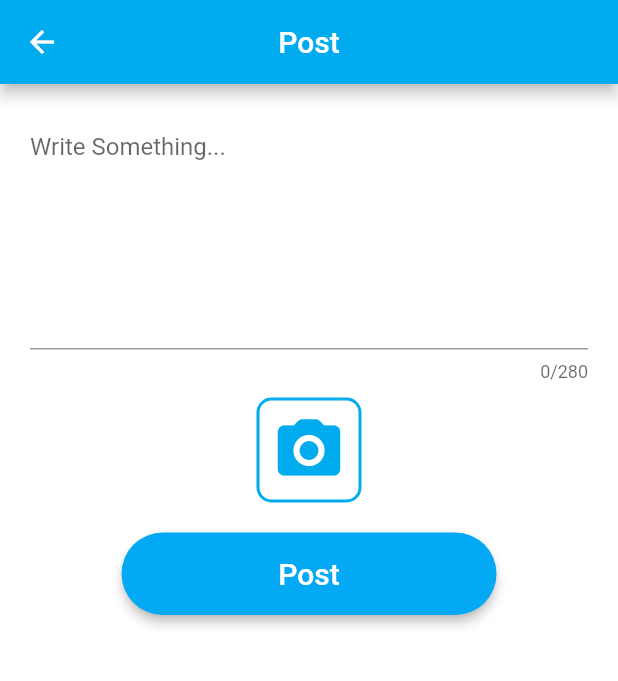
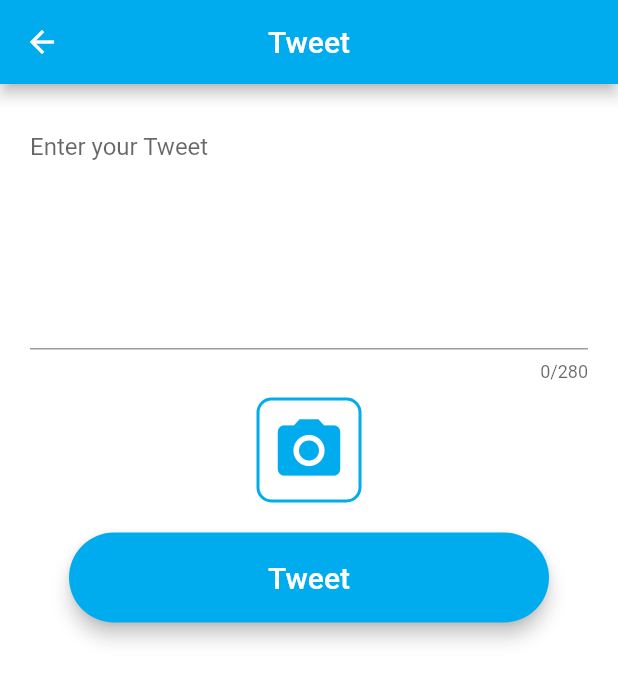
Before and after one commit to Remolox99/FASTwitterApp, a Flutter app: the CreateTweetScreen screen opened directly, on a phone screen of 412 x 824 dp. Shown: the top 681 px of the screen. Run offline on Flutter 3.47's test engine with Material 2 defaults, Android fonts, the phone set to English and light mode, and no system bars; our stand-ins replace cloud_firestore, firebase_auth, firebase_core, firebase_storage, flutter_image_compress, image_picker; accounts and stored records are empty.

Commit message:
Revert "Minor change"
This reverts commit 4d2a70b7dbdcd900b4f2d01784ce3988bd511412.

```diff
--- a/fastwitter/lib/Screens/CreateTweetScreen.dart
+++ b/fastwitter/lib/Screens/CreateTweetScreen.dart
@@ -3,11 +3,11 @@ import 'dart:io';
 import 'package:cloud_firestore/cloud_firestore.dart';
 import 'package:flutter/material.dart';
 import 'package:image_picker/image_picker.dart';
-import 'package:FASTwitter/Constants/Constants.dart';
-import 'package:FASTwitter/Models/Tweet.dart';
-import 'package:FASTwitter/Services/DatabaseServices.dart';
-import 'package:FASTwitter/Services/StorageService.dart';
-import 'package:FASTwitter/Widgets/RoundedButton.dart';
+import 'package:fastwitter/Constants/Constants.dart';
+import 'package:fastwitter/Models/Tweet.dart';
+import 'package:fastwitter/Services/DatabaseServices.dart';
+import 'package:fastwitter/Services/StorageService.dart';
+import 'package:fastwitter/Widgets/RoundedButton.dart';
 
 class CreateTweetScreen extends StatefulWidget {
   final String currentUserId;
@@ -43,7 +43,7 @@ class _CreateTweetScreenState extends State<CreateTweetScreen> {
         backgroundColor: StdColor,
         centerTitle: true,
         title: Text(
-          'Post',
+          'Tweet',
           style: TextStyle(
             color: Colors.white,
             fontSize: 20,
@@ -60,7 +60,7 @@ class _CreateTweetScreenState extends State<CreateTweetScreen> {
                 maxLength: 280,
                 maxLines: 7,
                 decoration: InputDecoration(
-                  hintText: 'Write Something...',
+                  hintText: 'Enter your Tweet',
                 ),
                 onChanged: (value) {
                   _tweetText = value;
@@ -97,28 +97,16 @@ class _CreateTweetScreenState extends State<CreateTweetScreen> {
                     ),
                   ),
                   child: Icon(
-                    Icons.camera_alt_rounded,
+                    Icons.camera_alt,
                     size: 50,
                     color: StdColor,
                   ),
                 ),
               ),
               SizedBox(height: 20),
-              ElevatedButton(
-                child: Text(
-                  'Post',
-                  style:
-                  TextStyle(fontSize: 20, fontWeight: FontWeight.w500),
-                ),
-                style: ElevatedButton.styleFrom(
-                  primary: Colors.lightBlue,
-                  shape: RoundedRectangleBorder(
-                    borderRadius: BorderRadius.circular(32.0),
-                  ),
-                  elevation: 3,
-                  minimumSize: Size(250, 55),
-                ),
-                onPressed: () async {
+              RoundedButton(
+                btnText: 'Tweet',
+                onBtnPressed: () async {
                   setState(() {
                     _loading = true;
                   });
@@ -128,7 +116,7 @@ class _CreateTweetScreenState extends State<CreateTweetScreen> {
                       image = '';
                     } else {
                       image =
-                      await StorageService.uploadTweetPicture(_pickedImage);
+                          await StorageService.uploadTweetPicture(_pickedImage);
                     }
                     Tweet tweet = Tweet(
                       text: _tweetText,
--- a/fastwitter/lib/Screens/LoginScreen.dart
+++ b/fastwitter/lib/Screens/LoginScreen.dart
@@ -1,7 +1,7 @@
 import 'package:flutter/material.dart';
-import 'package:FASTwitter/Constants/Constants.dart';
-import 'package:FASTwitter/Services/auth_service.dart';
-import 'package:FASTwitter/Widgets/RoundedButton.dart';
+import 'package:fastwitter/Constants/Constants.dart';
+import 'package:fastwitter/Services/auth_service.dart';
+import 'package:fastwitter/Widgets/RoundedButton.dart';
 
 import 'FeedScreen.dart';
 
--- a/fastwitter/lib/Screens/RegistrationScreen.dart
+++ b/fastwitter/lib/Screens/RegistrationScreen.dart
@@ -1,7 +1,7 @@
 import 'package:flutter/material.dart';
-import 'package:FASTwitter/Constants/Constants.dart';
-import 'package:FASTwitter/Services/auth_service.dart';
-import 'package:FASTwitter/Widgets/RoundedButton.dart';
+import 'package:fastwitter/Constants/Constants.dart';
+import 'package:fastwitter/Services/auth_service.dart';
+import 'package:fastwitter/Widgets/RoundedButton.dart';
 
 class RegistrationScreen extends StatefulWidget {
   @override
--- a/fastwitter/lib/Screens/WelcomeScreen.dart
+++ b/fastwitter/lib/Screens/WelcomeScreen.dart
@@ -1,7 +1,7 @@
 import 'package:flutter/material.dart';
-import 'package:FASTwitter/Screens/LoginScreen.dart';
-import 'package:FASTwitter/Screens/RegistrationScreen.dart';
-import 'package:FASTwitter/Widgets/RoundedButton.dart';
+import 'package:fastwitter/Screens/LoginScreen.dart';
+import 'package:fastwitter/Screens/RegistrationScreen.dart';
+import 'package:fastwitter/Widgets/RoundedButton.dart';
 
 class WelcomeScreen extends StatefulWidget {
   @override
--- a/fastwitter/lib/Services/StorageService.dart
+++ b/fastwitter/lib/Services/StorageService.dart
@@ -3,7 +3,7 @@ import 'dart:io';
 import 'package:firebase_storage/firebase_storage.dart';
 import 'package:flutter_image_compress/flutter_image_compress.dart';
 import 'package:path_provider/path_provider.dart';
-import 'package:FASTwitter/Constants/Constants.dart';
+import 'package:fastwitter/Constants/Constants.dart';
 import 'package:uuid/uuid.dart';
 
 class StorageService {
--- a/fastwitter/lib/Widgets/RoundedButton.dart
+++ b/fastwitter/lib/Widgets/RoundedButton.dart
@@ -1,5 +1,5 @@
 import 'package:flutter/material.dart';
-import 'package:FASTwitter/Constants/Constants.dart';
+import 'package:fastwitter/Constants/Constants.dart';
 
 class RoundedButton extends StatelessWidget {
   final String btnText;
--- a/fastwitter/lib/main.dart
+++ b/fastwitter/lib/main.dart
@@ -1,8 +1,8 @@
 import 'package:firebase_auth/firebase_auth.dart';
 import 'package:firebase_core/firebase_core.dart';
 import 'package:flutter/material.dart';
-import 'package:FASTwitter/Screens/FeedScreen.dart';
-import 'package:FASTwitter/Screens/WelcomeScreen.dart';
+import 'package:fastwitter/Screens/FeedScreen.dart';
+import 'package:fastwitter/Screens/WelcomeScreen.dart';
 
 void main() async {
   WidgetsFlutterBinding.ensureInitialized();
```
Also changed, not shown: fastwitter/lib/Screens/EditProfileScreen.dart (+5 -4 lines), fastwitter/lib/Screens/FeedScreen.dart (+5 -5 lines), fastwitter/lib/Screens/HomeScreen.dart (+6 -6 lines), fastwitter/lib/Screens/NotificationsScreen.dart (+4 -4 lines), fastwitter/lib/Screens/ProfileScreen.dart (+8 -8 lines), fastwitter/lib/Screens/SearchScreen.dart (+4 -4 lines), fastwitter/lib/Services/DatabaseServices.dart (+4 -4 lines), fastwitter/lib/Widgets/TweetContainer.dart (+4 -4 lines), fastwitter/pubspec.yaml (+3 -8 lines), fastwitter/pubspec.lock, 12 other files.
